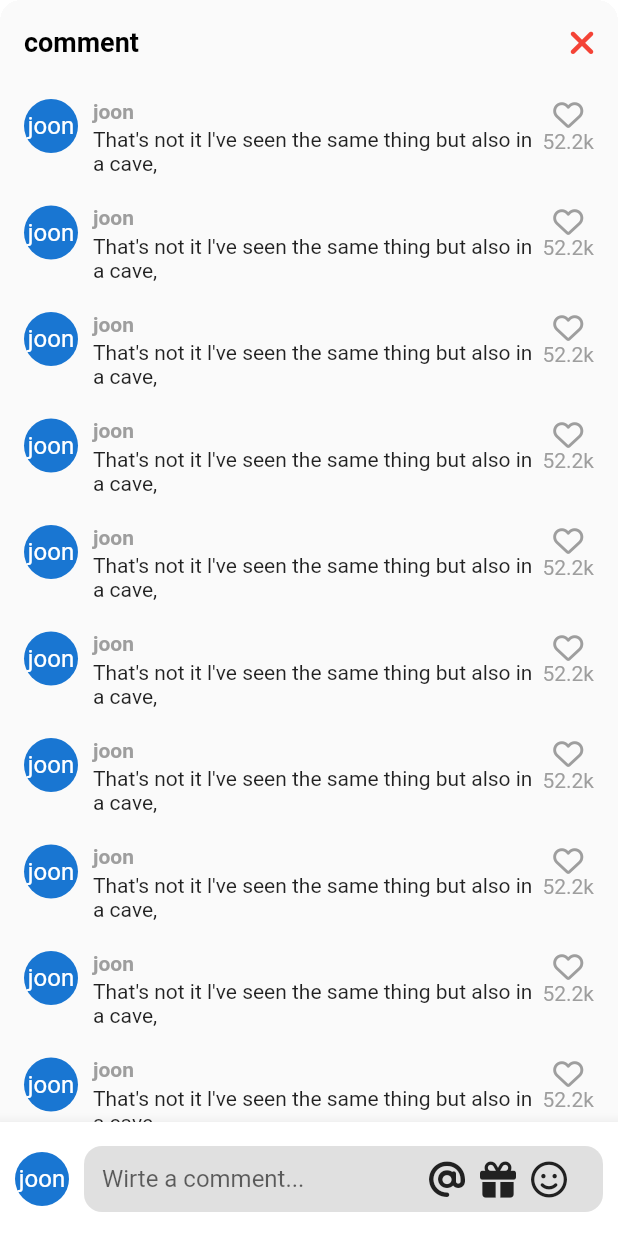
After one commit to jshim4996/nomade_tiktok_clone, a Flutter app: the VideoComment screen opened directly, on a phone screen of 412 x 824 dp. The commit adds this screen. Run offline on Flutter 3.47's test engine with Material 2 defaults, Android fonts, the phone set to English and light mode, and no system bars; our stand-ins replace font_awesome_flutter, video_player, visibility_detector; network calls fail.

Commit message:
comment 입력창 디자인 구현

```diff
--- a/lib/features/main_naigation/main_navigation.dart
+++ b/lib/features/main_naigation/main_navigation.dart
@@ -58,6 +58,7 @@ class _MainNavigationScreenState extends State<MainNavigationScreen> {
     }
 
     return Scaffold(
+      resizeToAvoidBottomInset: false,
       backgroundColor: _selectedIndex == 0 ? Colors.black : Colors.white,
       body: Stack(
         children: [
--- a/lib/features/videos/video_post.dart
+++ b/lib/features/videos/video_post.dart
@@ -3,6 +3,7 @@ import 'package:font_awesome_flutter/font_awesome_flutter.dart';
 import 'package:tiktok_clone/constants/gaps.dart';
 import 'package:tiktok_clone/constants/sizes.dart';
 import 'package:tiktok_clone/features/videos/widgets/video_button.dart';
+import 'package:tiktok_clone/features/videos/widgets/video_comment.dart';
 import 'package:video_player/video_player.dart';
 import 'package:visibility_detector/visibility_detector.dart';
 
@@ -76,7 +77,9 @@ class _VideoPostState extends State<VideoPost>
   }
 
   void _onVisibilityChanged(VisibilityInfo info) {
-    if (info.visibleFraction == 1 && !_videoPlayerController.value.isPlaying) {
+    if (info.visibleFraction == 1 &&
+        !_ispaused &&
+        !_videoPlayerController.value.isPlaying) {
       _videoPlayerController.play();
     }
   }
@@ -92,6 +95,19 @@ class _VideoPostState extends State<VideoPost>
     setState(() {
       _ispaused = !_ispaused;
     });
+  }
+
+  void _onCommentTap(BuildContext context) async {
+    if (_videoPlayerController.value.isPlaying) {
+      _onTogglePause();
+    }
+    await showModalBottomSheet(
+      context: context,
+      builder: (context) => const VideoComment(),
+      isScrollControlled: true,
+      backgroundColor: Colors.transparent,
+    );
+    _onTogglePause();
   }
 
   @override
@@ -127,7 +143,7 @@ class _VideoPostState extends State<VideoPost>
                   // child: Transform.scale(
                   // scale: _animationController.value,
                   child: AnimatedOpacity(
-                    opacity: _ispaused ? 0 : 1,
+                    opacity: _ispaused ? 1 : 0,
                     duration: _animationDuration,
                     child: const FaIcon(
                       FontAwesomeIcons.play,
@@ -165,12 +181,12 @@ class _VideoPostState extends State<VideoPost>
               ],
             ),
           ),
-          const Positioned(
+          Positioned(
             bottom: 20,
             right: 10,
             child: Column(
               children: [
-                CircleAvatar(
+                const CircleAvatar(
                   radius: 25,
                   backgroundColor: Colors.black,
                   foregroundColor: Colors.white,
@@ -179,17 +195,20 @@ class _VideoPostState extends State<VideoPost>
                   child: Text('joon'),
                 ),
                 Gaps.v20,
-                VideoButton(
+                const VideoButton(
                   icon: FontAwesomeIcons.solidHeart,
                   text: '2.2',
                 ),
                 Gaps.v20,
-                VideoButton(
-                  icon: FontAwesomeIcons.solidComment,
-                  text: '33k',
+                GestureDetector(
+                  onTap: () => _onCommentTap(context),
+                  child: const VideoButton(
+                    icon: FontAwesomeIcons.solidComment,
+                    text: '33k',
+                  ),
                 ),
                 Gaps.v20,
-                VideoButton(
+                const VideoButton(
                   icon: FontAwesomeIcons.share,
                   text: 'Share',
                 ),
--- /dev/null
+++ b/lib/features/videos/widgets/video_comment.dart
@@ -0,0 +1,224 @@
+import 'package:flutter/cupertino.dart';
+import 'package:flutter/material.dart';
+import 'package:font_awesome_flutter/font_awesome_flutter.dart';
+import 'package:tiktok_clone/constants/gaps.dart';
+import 'package:tiktok_clone/constants/sizes.dart';
+
+class VideoComment extends StatefulWidget {
+  const VideoComment({super.key});
+
+  @override
+  State<VideoComment> createState() => _VideoCommentState();
+}
+
+class _VideoCommentState extends State<VideoComment> {
+  bool _isWriting = false;
+  final ScrollController _scrollController = ScrollController();
+
+  void _onClosedPressed() {
+    Navigator.of(context).pop();
+  }
+
+  void _stopWriting() {
+    FocusScope.of(context).unfocus();
+    setState(() {
+      _isWriting = false;
+    });
+  }
+
+  void _onStartWriting() {
+    setState(() {
+      _isWriting = true;
+    });
+  }
+
+  @override
+  Widget build(BuildContext context) {
+    final size = MediaQuery.of(context).size;
+    return Container(
+      height: size.height * 0.75,
+      clipBehavior: Clip.hardEdge,
+      decoration: BoxDecoration(
+        borderRadius: BorderRadius.circular(
+          Sizes.size14,
+        ),
+      ),
+      child: Scaffold(
+        backgroundColor: Colors.grey.shade50,
+        appBar: AppBar(
+          automaticallyImplyLeading: false,
+          backgroundColor: Colors.grey.shade50,
+          title: const Text('comment '),
+          actions: [
+            IconButton(
+              onPressed: _onClosedPressed,
+              icon: const FaIcon(
+                FontAwesomeIcons.xmark,
+              ),
+            ),
+          ],
+        ),
+        body: GestureDetector(
+          onTap: _stopWriting,
+          child: Stack(
+            children: [
+              Scrollbar(
+                controller: _scrollController,
+                child: ListView.separated(
+                  controller: _scrollController,
+                  padding: const EdgeInsets.only(
+                    top: Sizes.size10,
+                    bottom: Sizes.size96 + Sizes.size20,
+                    left: Sizes.size16,
+                    right: Sizes.size16,
+                  ),
+                  itemCount: 10,
+                  separatorBuilder: (context, index) => Gaps.v20,
+                  itemBuilder: (context, index) => Row(
+                    crossAxisAlignment: CrossAxisAlignment.start,
+                    children: [
+                      const CircleAvatar(
+                        radius: 18,
+                        child: Text('joon'),
+                      ),
+                      Gaps.h10,
+                      Expanded(
+                        child: Column(
+                          crossAxisAlignment: CrossAxisAlignment.start,
+                          children: [
+                            Text(
+                              'joon',
+                              style: TextStyle(
+                                fontWeight: FontWeight.bold,
+                                fontSize: Sizes.size14,
+                                color: Colors.grey.shade500,
+                              ),
+                            ),
+                            Gaps.v3,
+                            const Text(
+                                "That's not it l've seen the same thing but also in a cave,")
+                          ],
+                        ),
+                      ),
+                      Column(
+                        children: [
+                          FaIcon(
+                            FontAwesomeIcons.heart,
+                            color: Colors.grey.shade500,
+                            size: Sizes.size20,
+                          ),
+                          Text(
+                            '52.2k',
+                            style: TextStyle(
+                              color: Colors.grey.shade500,
+                            ),
+                          ),
+                        ],
+                      ),
+                    ],
+                  ),
+                ),
+              ),
+              Positioned(
+                bottom: 0,
+                width: size.width,
+                child: BottomAppBar(
+                  child: Padding(
+                    padding: const EdgeInsets.symmetric(
+                      vertical: Sizes.size16,
+                      horizontal: Sizes.size10,
+                    ),
+                    child: Row(
+                      children: [
+                        const CircleAvatar(
+                          radius: 18,
+                          child: Text('joon'),
+                        ),
+                        Gaps.h10,
+                        Expanded(
+                          child: SizedBox(
+                            height: Sizes.size44,
+                            child: TextField(
+                              onTap: _onStartWriting,
+                              expands: true,
+                              minLines: null,
+                              maxLines: null,
+                              textInputAction: TextInputAction.newline,
+                              cursorColor: Theme.of(context).primaryColor,
+                              decoration: InputDecoration(
+                                  hintText: 'Wirte a comment...',
+                                  border: OutlineInputBorder(
+                                    borderRadius: BorderRadius.circular(
+                                      Sizes.size12,
+                                    ),
+                                    borderSide: BorderSide.none,
+                                  ),
+                                  filled: true,
+                                  fillColor: Colors.grey.shade300,
+                                  contentPadding: const EdgeInsets.symmetric(
+                                    vertical: Sizes.size12,
+                                    horizontal: Sizes.size12,
+                                  ),
+                                  suffixIcon: Padding(
+                                    padding: const EdgeInsets.only(
+                                      right: Sizes.size14,
+                                    ),
+                                    child: Row(
+                                      mainAxisSize: MainAxisSize.min,
+                                      children: [
+                                        FaIcon(
+                                          FontAwesomeIcons.at,
+                                          color: Colors.grey.shade900,
+                                        ),
+                                        Gaps.h10,
+                                        FaIcon(
+                                          FontAwesomeIcons.gift,
+                                          color: Colors.grey.shade900,
+                                        ),
+                                        Gaps.h10,
+                                        FaIcon(
+                                          FontAwesomeIcons.faceSmile,
+                                          color: Colors.grey.shade900,
+                                        ),
+                                        Gaps.h10,
+                                        if (_isWriting)
+                                          GestureDetector(
+                                            onTap: _stopWriting,
+                                            child: FaIcon(
+                                              FontAwesomeIcons.circleArrowUp,
+                                              color: Theme.of(context)
+                                                  .primaryColor,
+                                            ),
+                                          )
+                                      ],
+                                    ),
+                                  )),
+                            ),
+                          ),
+                        ),
+                      ],
+                    ),
+                  ),
+                ),
+              )
+            ],
+          ),
+        ),
+        // bottomNavigationBar: const BottomAppBar(
+        //   child: Row(
+        //     children: [
+        //       CircleAvatar(
+        //         radius: 18,
+        //         child: Text('joon'),
+        //       ),
+        //       Gaps.v10,
+        //       Expanded(
+        //         child: TextField(),
+        //       ),
+        //     ],
+        //   ),
+        // ),
+      ),
+    );
+  }
+}
```
